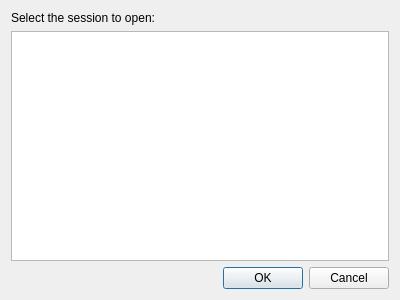
Above: airodb_analyzer/designer/openSessionForm.ui from jeremydumais/airodb-analyzer before the change. Below: the same form after it.
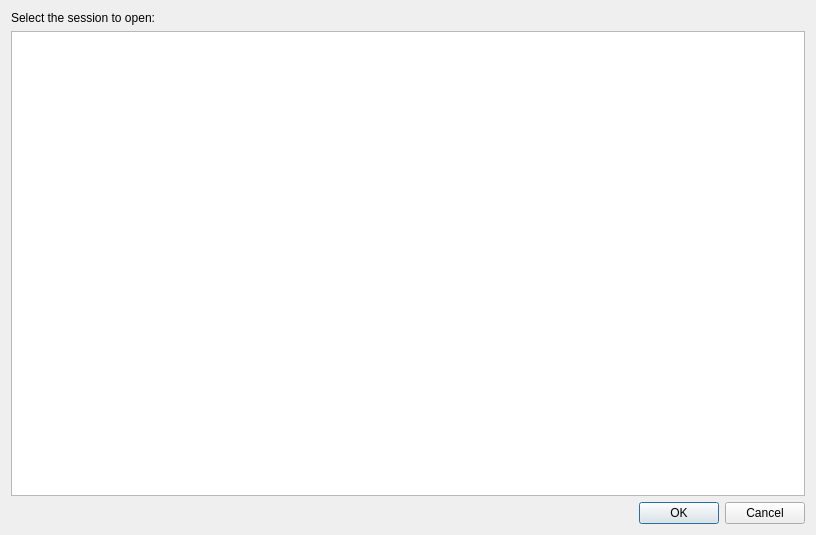
That is the form after the change.

Diff of the .ui file:
```diff
--- a/airodb_analyzer/designer/openSessionForm.ui
+++ b/airodb_analyzer/designer/openSessionForm.ui
@@ -6,8 +6,8 @@
    <rect>
     <x>0</x>
     <y>0</y>
-    <width>400</width>
-    <height>300</height>
+    <width>816</width>
+    <height>535</height>
    </rect>
   </property>
   <property name="windowTitle">
@@ -28,6 +28,9 @@
      <property name="sortingEnabled">
       <bool>true</bool>
      </property>
+     <attribute name="horizontalHeaderDefaultSectionSize">
+      <number>190</number>
+     </attribute>
     </widget>
    </item>
    <item row="2" column="0">
```
